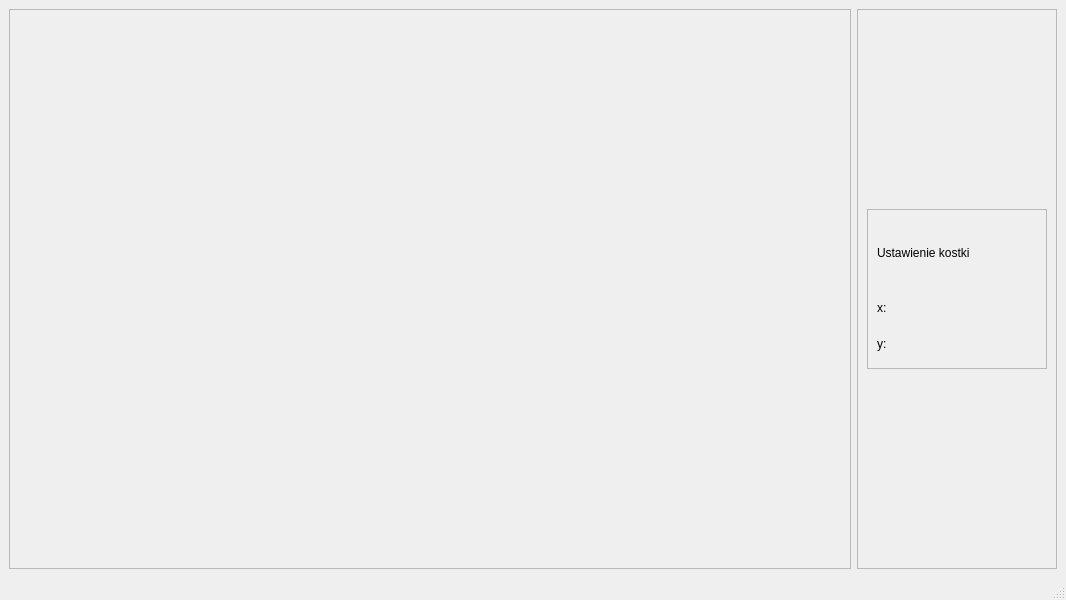
Above: Rubik-s-Challenge/mainwindow.ui from Orzyj/Rubik-s-Challenge before the change. Below: the same form after it.
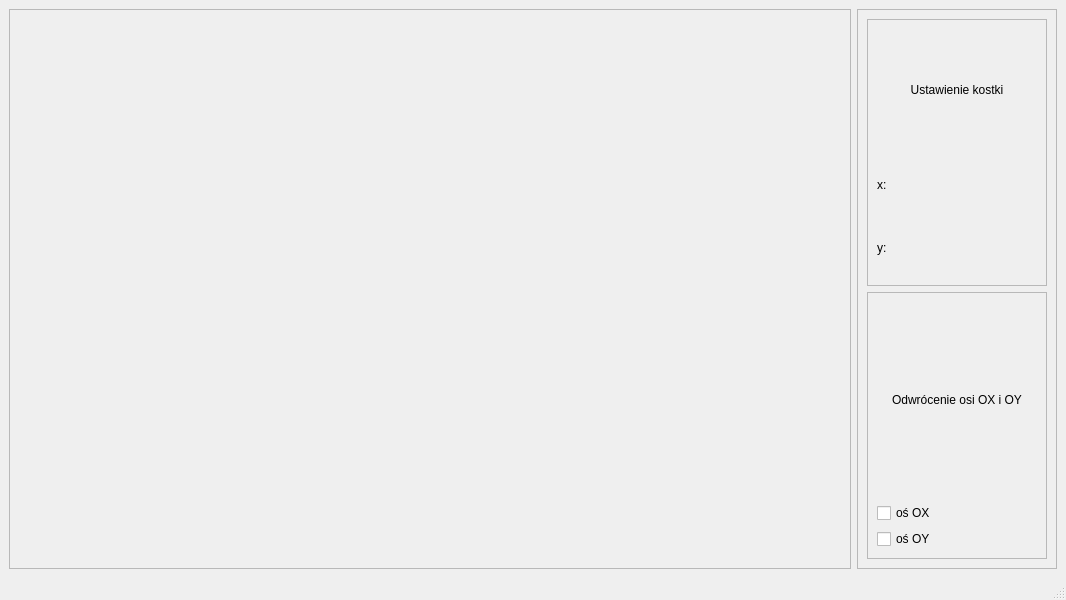
That is the form after the change.

Commit message: Add possibility to reversal axis during mouse movement

Diff of the .ui file:
```diff
--- a/Rubik-s-Challenge/mainwindow.ui
+++ b/Rubik-s-Challenge/mainwindow.ui
@@ -52,13 +52,13 @@
          <property name="minimumSize">
           <size>
            <width>0</width>
-           <height>160</height>
+           <height>0</height>
           </size>
          </property>
          <property name="maximumSize">
           <size>
            <width>16777215</width>
-           <height>160</height>
+           <height>16777215</height>
           </size>
          </property>
          <property name="frameShape">
@@ -73,6 +73,9 @@
             <property name="text">
              <string>Ustawienie kostki</string>
             </property>
+            <property name="alignment">
+             <set>Qt::AlignmentFlag::AlignCenter</set>
+            </property>
            </widget>
           </item>
           <item>
@@ -96,6 +99,51 @@
          </layout>
         </widget>
        </item>
+       <item>
+        <widget class="QFrame" name="frame_2">
+         <property name="frameShape">
+          <enum>QFrame::Shape::StyledPanel</enum>
+         </property>
+         <property name="frameShadow">
+          <enum>QFrame::Shadow::Raised</enum>
+         </property>
+         <layout class="QVBoxLayout" name="verticalLayout_5">
+          <item>
+           <widget class="QLabel" name="o">
+            <property name="text">
+             <string>Odwrócenie osi OX i OY</string>
+            </property>
+            <property name="alignment">
+             <set>Qt::AlignmentFlag::AlignCenter</set>
+            </property>
+            <property name="wordWrap">
+             <bool>true</bool>
+            </property>
+           </widget>
+          </item>
+          <item>
+           <widget class="QCheckBox" name="chkboxAxisY">
+            <property name="focusPolicy">
+             <enum>Qt::FocusPolicy::NoFocus</enum>
+            </property>
+            <property name="text">
+             <string>oś OX</string>
+            </property>
+           </widget>
+          </item>
+          <item>
+           <widget class="QCheckBox" name="chkboxAxisX">
+            <property name="focusPolicy">
+             <enum>Qt::FocusPolicy::NoFocus</enum>
+            </property>
+            <property name="text">
+             <string>oś OY</string>
+            </property>
+           </widget>
+          </item>
+         </layout>
+        </widget>
+       </item>
       </layout>
      </widget>
     </item>
```
The commit also changes 2 other files.
